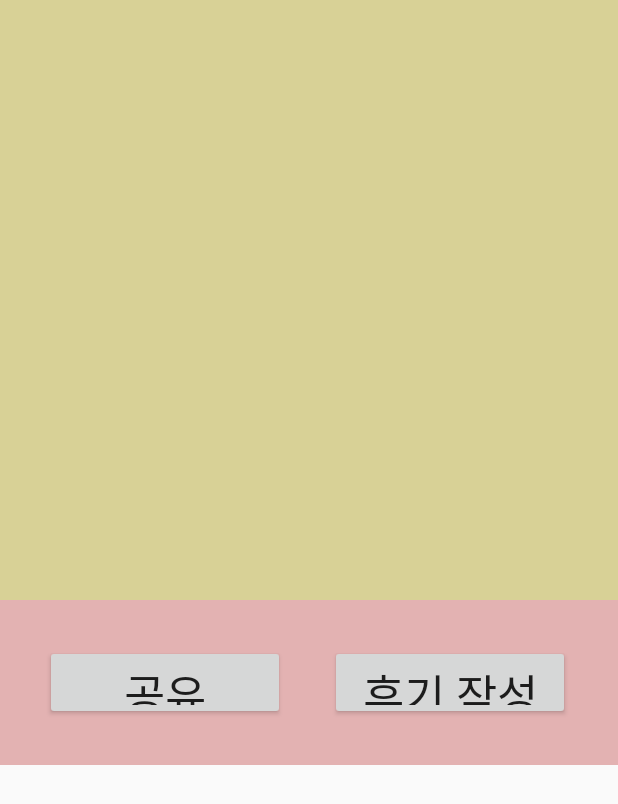
After one commit to KilJaeeun/wheelwhere, an Android app: the PlaceDetail screen opened directly, with no data from a screen before it, on a phone screen of 412 x 824 dp. The commit adds this screen. Shown: the top 804 px of the screen. Run offline under Robolectric (Android 15) with nearby library versions, the phone set to English and light mode, and no system bars; network calls fail.

Commit message:
location detail 얼개

```diff
--- a/app/src/main/AndroidManifest.xml
+++ b/app/src/main/AndroidManifest.xml
@@ -13,6 +13,7 @@
         android:roundIcon="@mipmap/ic_launcher_round"
         android:supportsRtl="true"
         android:theme="@style/AppTheme">
+        <activity android:name=".PlaceDetail"></activity>
         <activity android:name=".PlaceList">
             <intent-filter>
                 <action android:name="android.intent.action.MAIN" />
@@ -20,11 +21,9 @@
                 <category android:name="android.intent.category.LAUNCHER" />
             </intent-filter>
         </activity>
-        <activity android:name=".AddPlace">
-
-        </activity>
-        <activity android:name=".LoginActivity"></activity>
-        <activity android:name=".Map_Toilet"></activity>
+        <activity android:name=".AddPlace" />
+        <activity android:name=".LoginActivity" />
+        <activity android:name=".Map_Toilet" />
 
         <meta-data
             android:name="com.facebook.sdk.ApplicationId"
--- /dev/null
+++ b/app/src/main/java/com/example/wheelwhere/PlaceDetail.kt
@@ -0,0 +1,11 @@
+package com.example.wheelwhere
+
+import androidx.appcompat.app.AppCompatActivity
+import android.os.Bundle
+
+class PlaceDetail : AppCompatActivity() {
+    override fun onCreate(savedInstanceState: Bundle?) {
+        super.onCreate(savedInstanceState)
+        setContentView(R.layout.activity_place_detail)
+    }
+}
--- /dev/null
+++ b/app/src/main/res/layout/activity_place_detail.xml
@@ -0,0 +1,51 @@
+<?xml version="1.0" encoding="utf-8"?>
+<LinearLayout xmlns:android="http://schemas.android.com/apk/res/android"
+    xmlns:app="http://schemas.android.com/apk/res-auto"
+    xmlns:tools="http://schemas.android.com/tools"
+    android:layout_width="match_parent"
+    android:layout_height="match_parent"
+    android:orientation="vertical"
+    tools:context=".PlaceDetail">
+
+    <LinearLayout
+        android:layout_width="match_parent"
+        android:layout_height="400dp"
+        android:background="#D8D196">
+
+
+    </LinearLayout>
+
+    <LinearLayout
+        android:layout_width="match_parent"
+        android:layout_height="110dp"
+        android:background="#E3B2B2"
+        android:orientation="horizontal"
+        android:padding="30dp">
+
+        <Button
+            android:id="@+id/place_share"
+            android:layout_width="160dp"
+            android:layout_height="50dp"
+            android:layout_marginRight="30dp"
+            android:text="공유"
+            android:textSize="30sp"></Button>
+
+        <Button
+            android:id="@+id/write_comment"
+            android:layout_width="160dp"
+            android:layout_height="50dp"
+            android:text="후기 작성"
+            android:textSize="30sp"></Button>
+
+
+    </LinearLayout>
+
+    <androidx.recyclerview.widget.RecyclerView
+        android:id="@+id/comments_list"
+        android:layout_width="match_parent"
+        android:layout_height="match_parent"
+        app:layoutManager="androidx.recyclerview.widget.LinearLayoutManager"/>
+
+
+
+</LinearLayout>
--- a/app/src/main/res/layout/activity_place_list.xml
+++ b/app/src/main/res/layout/activity_place_list.xml
@@ -5,6 +5,7 @@
     android:layout_width="match_parent"
     android:layout_height="match_parent"
     android:orientation="vertical"
+    android:gravity="center"
     tools:context=".PlaceList">
 
     <androidx.recyclerview.widget.RecyclerView
```
